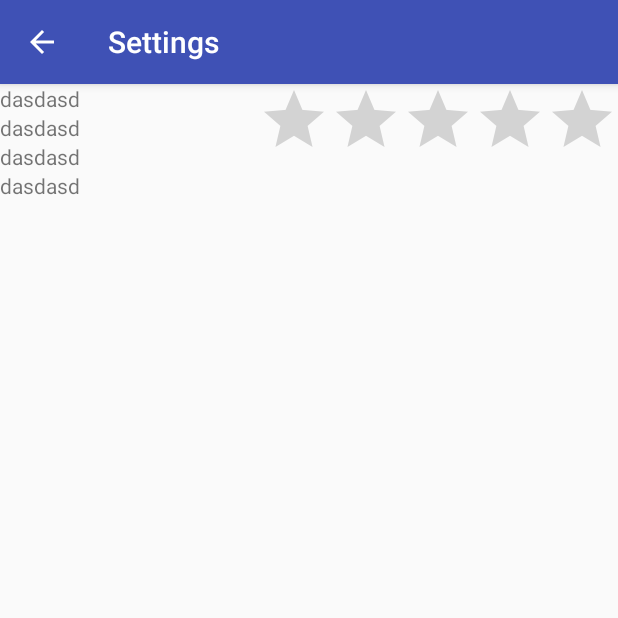
After one commit to TonyMachio/PopMovies, an Android app: the MovieDetailActivity screen opened directly, with no data from a screen before it, on a phone screen of 412 x 824 dp, the top half of it. The commit adds this screen. Run offline under Robolectric (Android 15) with nearby library versions, the phone set to English and light mode, and no system bars; our stand-ins replace Picasso; pictures from the network do not load; 1 statement that could not run was skipped.

Commit message:
Added details activity and fragment

```diff
--- a/app/build.gradle
+++ b/app/build.gradle
@@ -19,7 +19,7 @@ android {
         }
     }
     buildTypes.each {
-        it.buildConfigField 'String', 'THEMOVIEDB_API_KEY', "\"My_The_Movies_DB_Api_Key\""
+        it.buildConfigField 'String', 'THEMOVIEDB_API_KEY', "\"8b64df5a3c80d1163f236dfe0f789f35\""
     }
 }
 
--- a/app/src/main/java/com/machio/tony/popmovies/MainActivity.java
+++ b/app/src/main/java/com/machio/tony/popmovies/MainActivity.java
@@ -17,7 +17,7 @@ public class MainActivity extends ActionBarActivity {
 
         if(savedInstanceState == null){
             getSupportFragmentManager().beginTransaction()
-                    .add(R.id.container, new MoviesFragment())
+                    .add(R.id.container, new MainFragment())
                     .commit();
         }
     }
--- /dev/null
+++ b/app/src/main/java/com/machio/tony/popmovies/MovieDetailActivity.java
@@ -0,0 +1,30 @@
+package com.machio.tony.popmovies;
+
+import android.os.Bundle;
+import android.support.annotation.Nullable;
+import android.support.v7.app.ActionBarActivity;
+import android.view.Menu;
+
+/**
+ * Created by Tony on 24/10/2016.
+ */
+
+public class MovieDetailActivity extends ActionBarActivity {
+    @Override
+    protected void onCreate(@Nullable Bundle savedInstanceState) {
+        super.onCreate(savedInstanceState);
+        setContentView(R.layout.activity_detail_movie);
+
+        if(savedInstanceState == null){
+            getSupportFragmentManager().beginTransaction()
+                    .add(R.id.container, new MovieDetailFragment())
+                    .commit();
+        }
+    }
+
+    @Override
+    public boolean onCreateOptionsMenu(Menu menu) {
+        getMenuInflater().inflate(R.menu.main,menu);
+        return true;
+    }
+}
--- /dev/null
+++ b/app/src/main/java/com/machio/tony/popmovies/MovieDetailFragment.java
@@ -0,0 +1,48 @@
+package com.machio.tony.popmovies;
+
+import android.content.Intent;
+import android.os.Bundle;
+import android.support.annotation.Nullable;
+import android.support.v4.app.Fragment;
+import android.view.LayoutInflater;
+import android.view.View;
+import android.view.ViewGroup;
+import android.widget.ImageView;
+import android.widget.RatingBar;
+import android.widget.TextView;
+
+import com.machio.tony.popmovies.adapters.Movie;
+import com.squareup.picasso.Picasso;
+
+/**
+ * Created by Tony on 24/10/2016.
+ */
+
+public class MovieDetailFragment extends Fragment {
+
+    private final String LOG_TAG = MovieDetailFragment.class.getSimpleName();
+
+    @Nullable
+    @Override
+    public View onCreateView(LayoutInflater inflater, @Nullable ViewGroup container, @Nullable Bundle savedInstanceState) {
+        View rootView = inflater.inflate(R.layout.fragment_detail_movie, container, false);
+
+        Intent intent = getActivity().getIntent();
+
+        if(intent != null && intent.hasExtra("MOVIE")){
+            Movie movie = (Movie)intent.getParcelableExtra("MOVIE");
+
+            ((TextView)rootView.findViewById(R.id.detail_title)).setText(movie.getTitle());
+            ((TextView)rootView.findViewById(R.id.detail_original_title)).setText(movie.getOriginalTitle());
+            ((TextView)rootView.findViewById(R.id.detail_release_date)).setText(movie.getReleaseDate());
+            ((TextView)rootView.findViewById(R.id.detail_overview)).setText(movie.getOverview());
+            Picasso.with(rootView.getContext()).load(movie.getPoster())
+                    .into((ImageView) rootView.findViewById(R.id.detail_poster));
+            ((RatingBar)rootView.findViewById(R.id.detail_rating_bar)).setRating((float)(movie.getUserAverage()* 0.5));
+        }
+
+        return rootView;
+    }
+
+
+}
--- /dev/null
+++ b/app/src/main/res/layout/activity_detail_movie.xml
@@ -0,0 +1,9 @@
+<?xml version="1.0" encoding="utf-8"?>
+<FrameLayout xmlns:android="http://schemas.android.com/apk/res/android"
+    xmlns:tools="http://schemas.android.com/tools"
+    android:id="@+id/container"
+    android:layout_width="match_parent"
+    android:layout_height="match_parent"
+    tools:context=".MovieDetailActivity">
+
+</FrameLayout>
--- /dev/null
+++ b/app/src/main/res/layout/fragment_detail_movie.xml
@@ -0,0 +1,44 @@
+<?xml version="1.0" encoding="utf-8"?>
+<RelativeLayout
+    xmlns:android="http://schemas.android.com/apk/res/android"
+    xmlns:tools="http://schemas.android.com/tools"
+    android:layout_width="match_parent"
+    android:layout_height="match_parent"
+    tools:context=".MovieDetailActivity">
+
+    <ImageView
+        android:id="@+id/detail_poster"
+        android:layout_width="wrap_content"
+        android:layout_height="wrap_content" />
+    <TextView
+        android:id="@+id/detail_title"
+        android:layout_width="wrap_content"
+        android:layout_height="wrap_content"
+        android:layout_below="@id/detail_poster"
+        android:text="dasdasd"/>
+    <TextView
+        android:id="@+id/detail_release_date"
+        android:layout_width="wrap_content"
+        android:layout_height="wrap_content"
+        android:text="dasdasd"
+        android:layout_below="@id/detail_title"/>
+    <TextView
+        android:id="@+id/detail_original_title"
+        android:layout_width="wrap_content"
+        android:layout_height="wrap_content"
+        android:text="dasdasd"
+        android:layout_below="@id/detail_release_date"/>
+    <TextView
+        android:id="@+id/detail_overview"
+        android:layout_width="wrap_content"
+        android:layout_height="wrap_content"
+        android:text="dasdasd"
+        android:layout_below="@id/detail_original_title"/>
+    <RatingBar
+        android:id="@+id/detail_rating_bar"
+        android:layout_width="wrap_content"
+        android:layout_height="wrap_content"
+        android:layout_alignParentRight="true"
+        android:clickable="false"/>
+
+</RelativeLayout>
--- a/app/src/main/res/values/strings.xml
+++ b/app/src/main/res/values/strings.xml
@@ -13,5 +13,7 @@
     <string name="pref_sort_rated" translatable="false">top_rated</string>
     <string name="title_activity_settings">Settings</string>
 
+    <string name="title_activity_detail_movie">Settings</string>
+
 
 </resources>
--- a/build.gradle
+++ b/build.gradle
@@ -5,7 +5,7 @@ buildscript {
         jcenter()
     }
     dependencies {
-        classpath 'com.android.tools.build:gradle:2.2.1'
+        classpath 'com.android.tools.build:gradle:2.2.2'
 
         // NOTE: Do not place your application dependencies here; they belong
         // in the individual module build.gradle files
```
Also changed, not shown: app/src/main/AndroidManifest.xml (+9 -0 lines), app/src/main/java/com/machio/tony/popmovies/MainFragment.java (renamed from app/src/main/java/com/machio/tony/popmovies/MoviesFragment.java, +14 -5 lines), app/src/main/java/com/machio/tony/popmovies/adapters/Movie.java (+39 -1 lines), app/src/main/res/layout/fragment_main.xml (added, +12 -0 lines), app/src/main/res/layout/fragment_movies.xml (deleted, +0 -21 lines).
